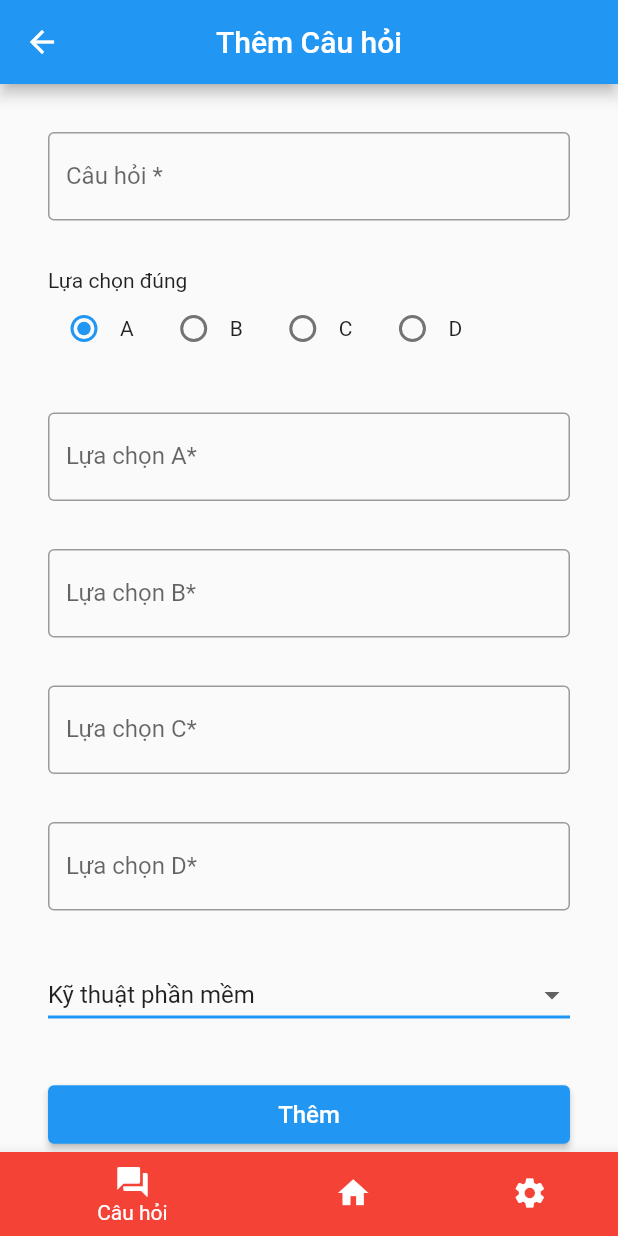
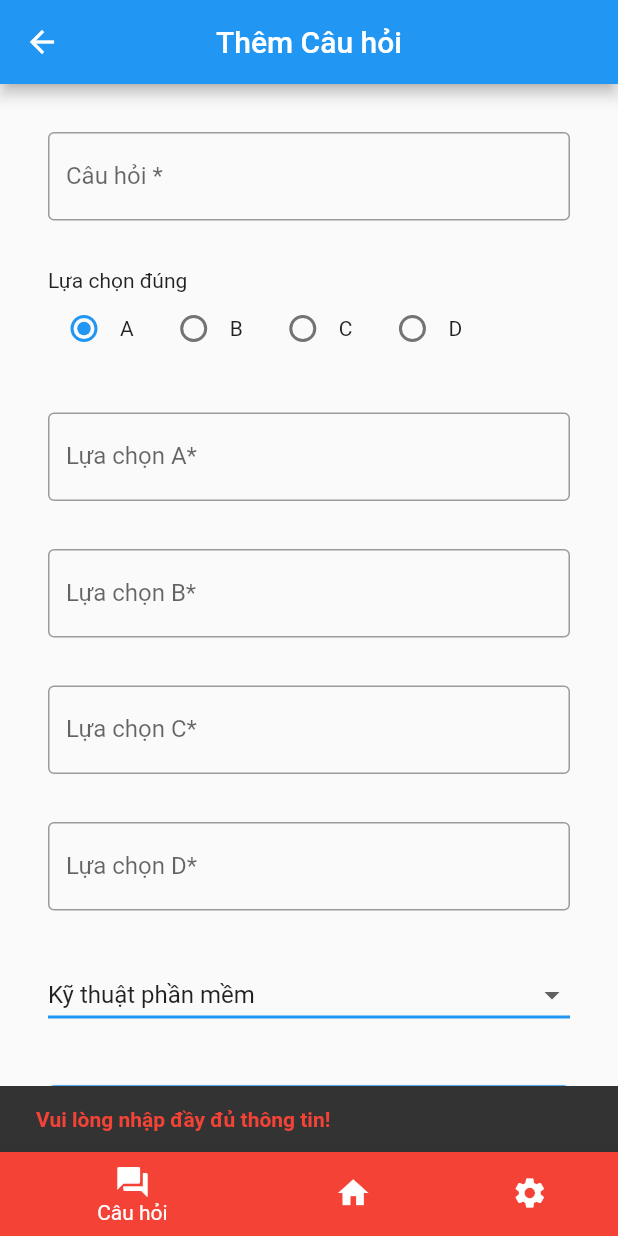
Before and after one commit to Duycld03/puzzle_app, a Flutter app: the MainPage screen opened by its route, after a tap on "Thêm", on a phone screen of 412 x 824 dp. Run offline on Flutter 3.47's test engine with Material 2 defaults, Android fonts, the phone set to English and light mode, and no system bars; our stand-ins replace bloc, flutter_bloc.

Commit message:
demo ui homepage

```diff
--- a/lib/blocs/questionForm/question_form_bloc.dart
+++ b/lib/blocs/questionForm/question_form_bloc.dart
@@ -38,5 +38,6 @@ class QuestionFormBloc extends Bloc<QuestionFormEvent, QuestionFormState> {
     print(state.answerC);
     print(state.answerD);
     print(state.category);
+    emit(const ClearQuestionForm());
   }
 }
--- a/lib/blocs/questionForm/question_form_state.dart
+++ b/lib/blocs/questionForm/question_form_state.dart
@@ -9,6 +9,7 @@ class QuestionFormState {
   final String answerC;
   final String answerD;
   final int category;
+
   const QuestionFormState({
     required this.question,
     required this.option,
@@ -18,6 +19,15 @@ class QuestionFormState {
     required this.answerD,
     required this.category,
   });
+
+  bool get isValid =>
+      question.isNotEmpty &&
+      option.isNotEmpty &&
+      answerA.isNotEmpty &&
+      answerB.isNotEmpty &&
+      answerC.isNotEmpty &&
+      answerD.isNotEmpty;
+
   QuestionFormState copyWith({
     String? question,
     String? option,
@@ -50,3 +60,16 @@ class QuestionFormInitial extends QuestionFormState {
           category: 0,
         );
 }
+
+class ClearQuestionForm extends QuestionFormState {
+  const ClearQuestionForm()
+      : super(
+          question: "",
+          option: "A",
+          answerA: "",
+          answerB: "",
+          answerC: "",
+          answerD: "",
+          category: 0,
+        );
+}
--- a/lib/fake_data.dart
+++ b/lib/fake_data.dart
@@ -5,4 +5,5 @@ List<String> fake_categories = [
   "Digital marketing",
   "Kinh tế",
   "Xã hội",
+  "Khác",
 ];
--- a/lib/pages/AddQuestionPage/add_question_page.dart
+++ b/lib/pages/AddQuestionPage/add_question_page.dart
@@ -7,8 +7,15 @@ final List<String> options = ["A", "B", "C", "D"];
 
 class AddQuestionPage extends StatelessWidget {
   AddQuestionPage({super.key});
-  final _optionController =
-      options.map((o) => TextEditingController()).toList();
+  final _questionController = TextEditingController();
+  final _textController = options.map((o) => TextEditingController()).toList();
+
+  _clearForm() {
+    _questionController.text = "";
+    for (var c in _textController) {
+      c.text = "";
+    }
+  }
 
   @override
   Widget build(BuildContext context) {
@@ -24,15 +31,16 @@ class AddQuestionPage extends StatelessWidget {
                 padding: const EdgeInsets.all(32),
                 children: [
                   TextFormField(
-                    // controller: _questionCtrl,
+                      controller: _questionController,
                       decoration: const InputDecoration(
                           labelText: 'Câu hỏi *', border: OutlineInputBorder()),
                       validator: (value) =>
                           value!.isEmpty ? "Vui lòng điền câu hỏi" : null,
-                    onChanged: (value) => context
+                      onChanged: (value) {
+                        context
                             .read<QuestionFormBloc>()
-                        .add(QuestionChanged(question: value)),
-                  ),
+                            .add(QuestionChanged(question: value));
+                      }),
                   const SizedBox(height: 32),
                   const Text("Lựa chọn đúng"),
                   Row(
@@ -56,7 +64,7 @@ class AddQuestionPage extends StatelessWidget {
                       .entries
                       .map((entry) => [
                             TextFormField(
-                                controller: _optionController[entry.key],
+                                controller: _textController[entry.key],
                                 decoration: InputDecoration(
                                   labelText: "Lựa chọn ${entry.value}*",
                                   border: const OutlineInputBorder(),
@@ -117,7 +125,22 @@ class AddQuestionPage extends StatelessWidget {
                   const SizedBox(height: 32),
                   ElevatedButton(
                     onPressed: () {
+                      if (state.isValid) {
                         context.read<QuestionFormBloc>().add(SubmitForm());
+                        _clearForm();
+                      } else {
+                        ScaffoldMessenger.of(context).showSnackBar(
+                          const SnackBar(
+                            dismissDirection: DismissDirection.up,
+                            content: Text(
+                              "Vui lòng nhập đầy đủ thông tin!",
+                              style: TextStyle(
+                                  color: Colors.red,
+                                  fontWeight: FontWeight.bold),
+                            ),
+                          ),
+                        );
+                      }
                     },
                     child: const Padding(
                       padding: EdgeInsets.symmetric(vertical: 10),
--- a/lib/pages/HomePage/Home_page.dart
+++ b/lib/pages/HomePage/Home_page.dart
@@ -1,15 +1,52 @@
 import "package:flutter/material.dart";
-import 'package:flutter_bloc/flutter_bloc.dart';
-import 'package:puzzle_app/blocs/navbar/navbar_bloc.dart';
-import 'package:puzzle_app/pages/AddQuestionPage/add_question_page.dart';
+import 'package:puzzle_app/pages/HomePage/info_card.dart';
 
 class HomePage extends StatelessWidget {
   const HomePage({super.key});
 
   @override
   Widget build(BuildContext context) {
-    return const Scaffold(
-      body: Text("Home Page"),
+    Size size = MediaQuery.of(context).size;
+    return Scaffold(
+      body: Center(
+        child: Padding(
+          padding: const EdgeInsets.symmetric(horizontal: 20.0),
+          child: Column(
+            mainAxisAlignment: MainAxisAlignment.center,
+            children: [
+              SizedBox(
+                height: size.height * 0.23,
+                child: ClipRRect(
+                    borderRadius: BorderRadius.circular(30),
+                    child: Image.asset(
+                      "assets/images/avatar.png",
+                      alignment: Alignment.center,
+                    )),
+              ),
+              const Padding(padding: EdgeInsets.only(top: 20)),
+              const Text(
+                "Nick Name",
+                style: TextStyle(
+                    fontSize: 25,
+                    fontWeight: FontWeight.bold,
+                    color: Colors.black45),
+              ),
+              const Padding(padding: EdgeInsets.only(top: 20)),
+              const InfoCard(title: "Tổng câu hỏi đã chơi:", amount: 0),
+              const InfoCard(title: "Tổng câu đúng:", amount: 0),
+              const InfoCard(title: "Tổng câu sai:", amount: 0),
+            ],
+          ),
+        ),
+      ),
+      floatingActionButton: ElevatedButton(
+        child: const Padding(
+          padding: EdgeInsets.all(5),
+          child: Text("Chơi Ngay"),
+        ),
+        onPressed: () {},
+      ),
+      floatingActionButtonLocation: FloatingActionButtonLocation.centerFloat,
     );
   }
 }
--- /dev/null
+++ b/lib/pages/HomePage/info_card.dart
@@ -0,0 +1,39 @@
+import 'package:flutter/material.dart';
+
+class InfoCard extends StatelessWidget {
+  const InfoCard({Key? key, required this.title, required this.amount})
+      : super(key: key);
+  final String title;
+  final int amount;
+
+  @override
+  Widget build(BuildContext context) {
+    const textStyle = TextStyle(
+      color: Colors.black54,
+      fontSize: 16,
+      fontWeight: FontWeight.bold,
+    );
+    return Card(
+      child: Padding(
+        padding: const EdgeInsets.symmetric(horizontal: 30, vertical: 20),
+        child: Column(
+          children: [
+            Row(
+              mainAxisAlignment: MainAxisAlignment.spaceBetween,
+              children: [
+                Text(
+                  title,
+                  style: textStyle,
+                ),
+                Text(
+                  "$amount",
+                  style: textStyle,
+                )
+              ],
+            )
+          ],
+        ),
+      ),
+    );
+  }
+}
--- a/lib/pages/MainPage/main_page.dart
+++ b/lib/pages/MainPage/main_page.dart
@@ -2,7 +2,7 @@ import "package:flutter/material.dart";
 import 'package:flutter_bloc/flutter_bloc.dart';
 import 'package:puzzle_app/blocs/navbar/navbar_bloc.dart';
 import 'package:puzzle_app/pages/AddQuestionPage/add_question_page.dart';
-import 'package:puzzle_app/pages/HomePage/Home_page.dart';
+import 'package:puzzle_app/pages/HomePage/home_page.dart';
 import 'package:puzzle_app/pages/SettingPage/setting_page.dart';
 
 class MainPage extends StatelessWidget {
--- a/lib/routes/router.dart
+++ b/lib/routes/router.dart
@@ -1,20 +1,26 @@
 import 'package:flutter/material.dart';
 import 'package:puzzle_app/pages/AddQuestionPage/add_question_page.dart';
-import 'package:puzzle_app/pages/HomePage/Home_page.dart';
+import 'package:puzzle_app/pages/HomePage/home_page.dart';
 import 'package:puzzle_app/pages/MainPage/main_page.dart';
+import 'package:puzzle_app/pages/PlayPage/play_page.dart';
+import 'package:puzzle_app/pages/SettingPage/setting_page.dart';
 import 'package:puzzle_app/pages/StartPage/start_page.dart';
 
 class Router {
   static Route<dynamic>? generateRoute(RouteSettings settings) {
     switch (settings.name) {
+      case "StartPage":
+        return MaterialPageRoute(builder: (context) => const StartPage());
       case "MainPage":
         return MaterialPageRoute(builder: (context) => MainPage());
       case "HomePage":
-        return MaterialPageRoute(builder: (context) => HomePage());
-      case "StartPage":
-        return MaterialPageRoute(builder: (context) => const StartPage());
+        return MaterialPageRoute(builder: (context) => const HomePage());
       case "AddQuestionPage":
         return MaterialPageRoute(builder: (context) => AddQuestionPage());
+      case "PlayPage":
+        return MaterialPageRoute(builder: (context) => const PlayPage());
+      case "SettingPage":
+        return MaterialPageRoute(builder: (context) => const SettingPage());
       default:
         return MaterialPageRoute(
           builder: (context) => Center(
```
Also changed, not shown: assets/images/avatar.png (added). Lines whose indentation alone changed are shown as unchanged.
